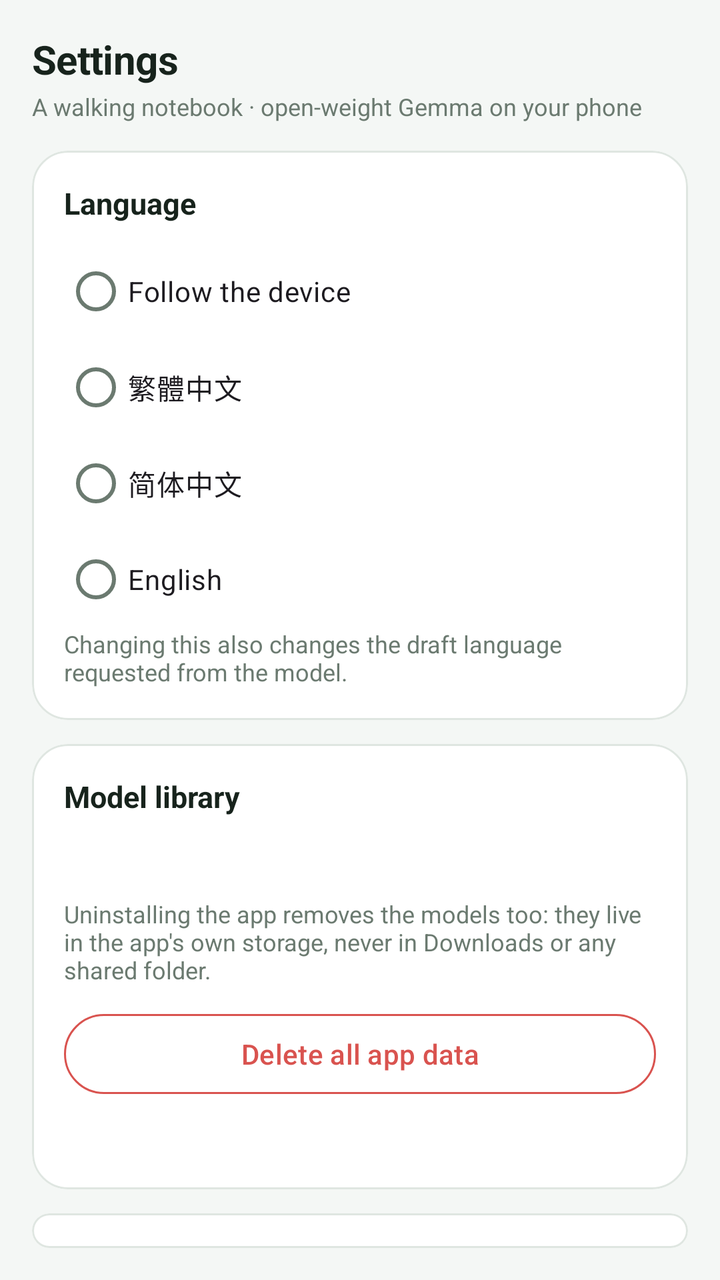
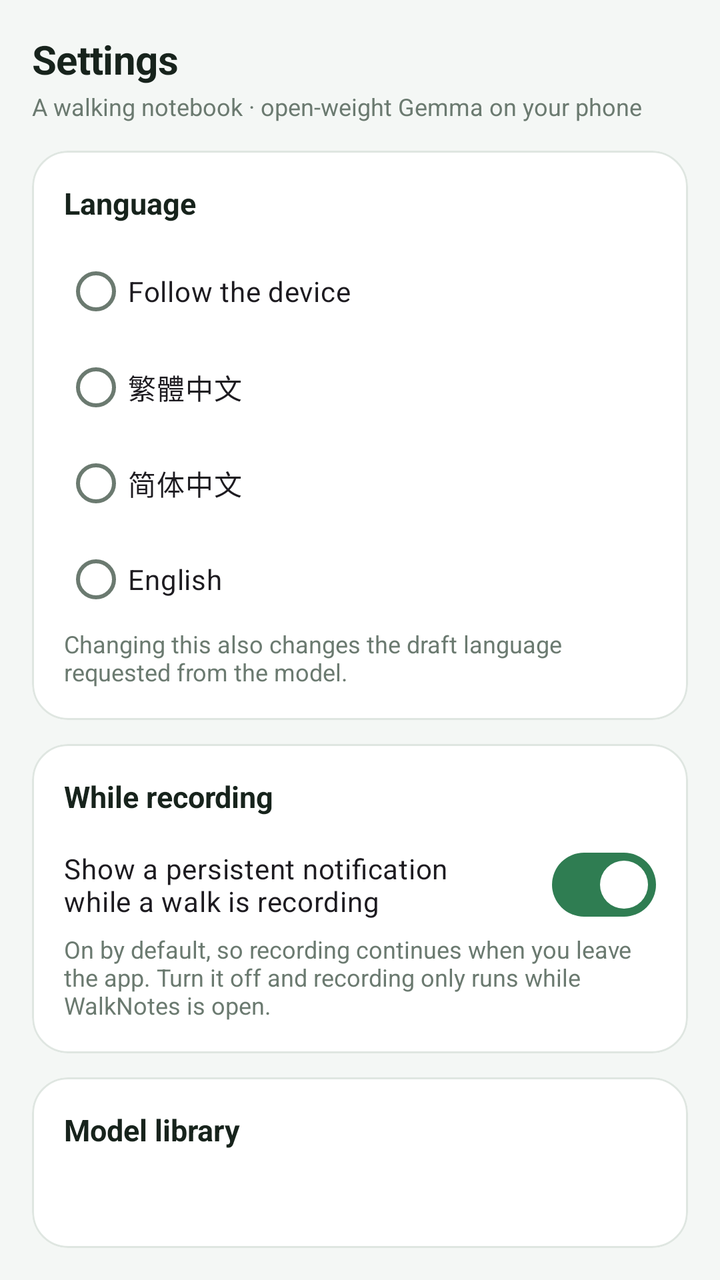

An Android layout rendered at two revisions. The XML below is the earlier revision; the diff shows what the commit changed to produce the second picture.
<!-- AndroidManifest.xml: application theme Theme.CivicWalk -->
<!-- res/layout/tab_settings.xml -->
<?xml version="1.0" encoding="utf-8"?>
<LinearLayout xmlns:android="http://schemas.android.com/apk/res/android"
    xmlns:app="http://schemas.android.com/apk/res-auto"
    android:layout_width="match_parent"
    android:layout_height="wrap_content"
    android:orientation="vertical"
    android:padding="16dp">

    <TextView
        style="@style/PageTitle"
        android:layout_width="wrap_content"
        android:layout_height="wrap_content"
        android:text="@string/tab_settings" />

    <TextView
        style="@style/Hint"
        android:layout_width="match_parent"
        android:layout_height="wrap_content"
        android:layout_marginTop="2dp"
        android:layout_marginBottom="14dp"
        android:text="@string/header_sub" />

    
    <com.google.android.material.card.MaterialCardView
        style="@style/Card"
        android:layout_width="match_parent"
        android:layout_height="wrap_content">

        <LinearLayout
            android:layout_width="match_parent"
            android:layout_height="wrap_content"
            android:orientation="vertical">

            <TextView
                style="@style/SectionTitle"
                android:layout_width="wrap_content"
                android:layout_height="wrap_content"
                android:text="@string/c_lang" />

            <RadioGroup
                android:id="@+id/radioLang"
                android:layout_width="match_parent"
                android:layout_height="wrap_content"
                android:orientation="vertical">

                <com.google.android.material.radiobutton.MaterialRadioButton
                    android:id="@+id/rbSystem"
                    android:layout_width="match_parent"
                    android:layout_height="wrap_content"
                    android:text="@string/lang_system" />

                <com.google.android.material.radiobutton.MaterialRadioButton
                    android:id="@+id/rbHant"
                    android:layout_width="match_parent"
                    android:layout_height="wrap_content"
                    android:text="@string/lang_tc" />

                <com.google.android.material.radiobutton.MaterialRadioButton
                    android:id="@+id/rbHans"
                    android:layout_width="match_parent"
                    android:layout_height="wrap_content"
                    android:text="@string/lang_sc" />

                <com.google.android.material.radiobutton.MaterialRadioButton
                    android:id="@+id/rbEn"
                    android:layout_width="match_parent"
                    android:layout_height="wrap_content"
                    android:text="@string/lang_en" />
            </RadioGroup>

            <TextView
                style="@style/Hint"
                android:layout_width="match_parent"
                android:layout_height="wrap_content"
                android:text="@string/lang_note" />
        </LinearLayout>
    </com.google.android.material.card.MaterialCardView>

    
    <com.google.android.material.card.MaterialCardView
        style="@style/Card"
        android:layout_width="match_parent"
        android:layout_height="wrap_content"
        android:layout_marginTop="12dp">

        <LinearLayout
            android:layout_width="match_parent"
            android:layout_height="wrap_content"
            android:orientation="vertical">

            <TextView
                style="@style/SectionTitle"
                android:layout_width="wrap_content"
                android:layout_height="wrap_content"
                android:text="@string/c_model_library" />

            
            <LinearLayout
                android:id="@+id/modelList"
                android:layout_width="match_parent"
                android:layout_height="wrap_content"
                android:orientation="vertical" />

            <TextView
                android:id="@+id/tvStorage"
                style="@style/Hint"
                android:layout_width="match_parent"
                android:layout_height="wrap_content"
                android:layout_marginTop="10dp" />

            <TextView
                style="@style/Hint"
                android:layout_width="match_parent"
                android:layout_height="wrap_content"
                android:layout_marginTop="4dp"
                android:text="@string/uninstall_note" />

            <com.google.android.material.button.MaterialButton
                android:id="@+id/btnWipe"
                style="@style/Widget.Material3.Button.OutlinedButton"
                android:layout_width="match_parent"
                android:layout_height="wrap_content"
                android:layout_marginTop="10dp"
                android:text="@string/btn_wipe"
                android:textColor="@color/issue"
                app:strokeColor="@color/issue" />

            <TextView
                android:id="@+id/tvEngine"
                style="@style/Body"
                android:layout_width="match_parent"
                android:layout_height="wrap_content"
                android:layout_marginTop="10dp" />
        </LinearLayout>
    </com.google.android.material.card.MaterialCardView>

    
    <com.google.android.material.card.MaterialCardView
        style="@style/Card"
        android:layout_width="match_parent"
        android:layout_height="wrap_content"
        android:layout_marginTop="12dp">

        <LinearLayout
            android:layout_width="match_parent"
            android:layout_height="wrap_content"
            android:orientation="vertical">

            <TextView
                style="@style/SectionTitle"
                android:layout_width="wrap_content"
                android:layout_height="wrap_content"
                android:text="@string/c_backend" />

            <RadioGroup
                android:id="@+id/radioBackend"
                android:layout_width="match_parent"
                android:layout_height="wrap_content"
                android:orientation="vertical">

                <com.google.android.material.radiobutton.MaterialRadioButton
                    android:id="@+id/rbCpu"
                    android:layout_width="match_parent"
                    android:layout_height="wrap_content"
                    android:text="@string/rb_cpu" />

                <com.google.android.material.radiobutton.MaterialRadioButton
                    android:id="@+id/rbAuto"
                    android:layout_width="match_parent"
                    android:layout_height="wrap_content"
                    android:text="@string/rb_auto" />

                <com.google.android.material.radiobutton.MaterialRadioButton
                    android:id="@+id/rbGpuOnly"
                    android:layout_width="match_parent"
                    android:layout_height="wrap_content"
                    android:text="@string/rb_gpu" />
            </RadioGroup>

            <TextView
                style="@style/Hint"
                android:layout_width="match_parent"
                android:layout_height="wrap_content"
                android:text="@string/backend_note" />

            <com.google.android.material.progressindicator.LinearProgressIndicator
                android:id="@+id/loadProgress"
                android:layout_width="match_parent"
                android:layout_height="wrap_content"
                android:layout_marginTop="10dp"
                android:indeterminate="true"
                android:visibility="gone"
                app:indicatorColor="@color/amber"
                app:trackColor="@color/line" />

            <TextView
                android:id="@+id/tvLoadInfo"
                style="@style/Hint"
                android:layout_width="match_parent"
                android:layout_height="wrap_content"
                android:visibility="gone" />

            <com.google.android.material.button.MaterialButton
                android:id="@+id/btnLoadCancel"
                style="@style/Widget.Material3.Button.OutlinedButton"
                android:layout_width="match_parent"
                android:layout_height="wrap_content"
                android:layout_marginTop="6dp"
                android:text="@string/btn_cancel_load"
                android:visibility="gone" />
        </LinearLayout>
    </com.google.android.material.card.MaterialCardView>

    
    <com.google.android.material.card.MaterialCardView
        style="@style/Card"
        android:layout_width="match_parent"
        android:layout_height="wrap_content"
        android:layout_marginTop="12dp"
        android:layout_marginBottom="12dp">

        <LinearLayout
            android:layout_width="match_parent"
            android:layout_height="wrap_content"
            android:orientation="vertical">

            <TextView
                style="@style/SectionTitle"
                android:layout_width="wrap_content"
                android:layout_height="wrap_content"
                android:text="@string/c_privacy" />

            <TextView
                style="@style/Hint"
                android:layout_width="match_parent"
                android:layout_height="wrap_content"
                android:text="@string/privacy_body" />

            <TextView
                android:id="@+id/tvVersion"
                style="@style/Hint"
                android:layout_width="match_parent"
                android:layout_height="wrap_content"
                android:layout_marginTop="8dp" />

            <TextView
                style="@style/SectionTitle"
                android:layout_width="wrap_content"
                android:layout_height="wrap_content"
                android:layout_marginTop="12dp"
                android:text="@string/c_last_error" />

            <TextView
                android:id="@+id/tvCrash"
                style="@style/Hint"
                android:layout_width="match_parent"
                android:layout_height="wrap_content"
                android:text="@string/no_error"
                android:textIsSelectable="true" />
        </LinearLayout>
    </com.google.android.material.card.MaterialCardView>
</LinearLayout>
<!-- resources referenced by this layout -->
<resources>
  <color name="amber">#C9A227</color>
  <color name="issue">#D9534F</color>
  <color name="line">#DFE6E1</color>
  <string name="backend_note">Most phones do not expose OpenCL to apps, so the GPU backend fails with “Can not find OpenCL library on this device”. CPU always works and is the default.</string>
  <string name="btn_cancel_load">Cancel load</string>
  <string name="btn_wipe">Delete all app data</string>
  <string name="c_backend">Compute backend</string>
  <string name="c_lang">Language</string>
  <string name="c_last_error">Last error (select and copy)</string>
  <string name="c_model_library">Model library</string>
  <string name="c_privacy">Privacy</string>
  <string name="header_sub">A walking notebook · open-weight Gemma on your phone</string>
  <string name="lang_en">English</string>
  <string name="lang_note">Changing this also changes the draft language requested from the model.</string>
  <string name="lang_sc">简体中文</string>
  <string name="lang_system">Follow the device</string>
  <string name="lang_tc">繁體中文</string>
  <string name="no_error">No error recorded.</string>
  <string name="privacy_body">The photo, the coordinates, the draft and your walked grid stay in this app\'s own folder. The only network use is the one-time model download.</string>
  <string name="rb_auto">Auto — try GPU, fall back to CPU</string>
  <string name="rb_cpu">CPU only (recommended)</string>
  <string name="rb_gpu">GPU only</string>
  <string name="tab_settings">Settings</string>
  <string name="uninstall_note">Uninstalling the app removes the models too: they live in the app\'s own storage, never in Downloads or any shared folder.</string>
  <style name="Body">
          <item name="android:textSize">13sp</item>
          <item name="android:textColor">@color/ink</item>
          <item name="android:lineSpacingMultiplier">1.15</item>
      </style>
  <style name="Card">
          <item name="cardCornerRadius">18dp</item>
          <item name="cardElevation">0dp</item>
          <item name="strokeColor">@color/line</item>
          <item name="strokeWidth">1dp</item>
          <item name="cardBackgroundColor">@color/card</item>
          <item name="contentPadding">16dp</item>
      </style>
  <style name="Hint">
          <item name="android:textSize">12sp</item>
          <item name="android:textColor">@color/muted</item>
      </style>
  <style name="PageTitle">
          <item name="android:textSize">20sp</item>
          <item name="android:textStyle">bold</item>
          <item name="android:textColor">@color/ink</item>
          <item name="android:letterSpacing">-0.01</item>
      </style>
  <style name="SectionTitle">
          <item name="android:textSize">15sp</item>
          <item name="android:textStyle">bold</item>
          <item name="android:textColor">@color/ink</item>
          <item name="android:layout_marginBottom">10dp</item>
      </style>
  <color name="ink">#17231C</color>
  <color name="card">#FFFFFF</color>
  <color name="muted">#6B7A70</color>
  <color name="accent">#2F7D52</color>
  <color name="white">#FFFFFF</color>
  <color name="accent_soft">#DCEFE3</color>
  <color name="amber_soft">#F7EFD6</color>
  <color name="bg">#F4F7F5</color>
  <!-- unchanged entries left out for length: 1 -->
</resources>

<!-- the commit's change to res/layout/tab_settings.xml (unified diff, before → after) -->
@@ -76,6 +76,39 @@
         </LinearLayout>
     </com.google.android.material.card.MaterialCardView>
 
+    <com.google.android.material.card.MaterialCardView
+        style="@style/Card"
+        android:layout_width="match_parent"
+        android:layout_height="wrap_content"
+        android:layout_marginTop="12dp">
+
+        <LinearLayout
+            android:layout_width="match_parent"
+            android:layout_height="wrap_content"
+            android:orientation="vertical">
+
+            <TextView
+                style="@style/SectionTitle"
+                android:layout_width="wrap_content"
+                android:layout_height="wrap_content"
+                android:text="@string/c_walk_notif" />
+
+            <com.google.android.material.materialswitch.MaterialSwitch
+                android:id="@+id/switchWalkNotif"
+                android:layout_width="match_parent"
+                android:layout_height="wrap_content"
+                android:checked="true"
+                android:minHeight="48dp"
+                android:text="@string/walk_notif" />
+
+            <TextView
+                style="@style/Hint"
+                android:layout_width="match_parent"
+                android:layout_height="wrap_content"
+                android:text="@string/walk_notif_note" />
+        </LinearLayout>
+    </com.google.android.material.card.MaterialCardView>
+
     
     <com.google.android.material.card.MaterialCardView
         style="@style/Card"
<!-- resource entries referenced after the edit -->
@@ -11,6 +11,7 @@
   <string name="c_last_error">Last error (select and copy)</string>
   <string name="c_model_library">Model library</string>
   <string name="c_privacy">Privacy</string>
+  <string name="c_walk_notif">While recording</string>
   <string name="header_sub">A walking notebook · open-weight Gemma on your phone</string>
   <string name="lang_en">English</string>
   <string name="lang_note">Changing this also changes the draft language requested from the model.</string>
@@ -24,6 +25,8 @@
   <string name="rb_gpu">GPU only</string>
   <string name="tab_settings">Settings</string>
   <string name="uninstall_note">Uninstalling the app removes the models too: they live in the app\'s own storage, never in Downloads or any shared folder.</string>
+  <string name="walk_notif">Show a persistent notification while a walk is recording</string>
+  <string name="walk_notif_note">On by default, so recording continues when you leave the app. Turn it off and recording only runs while WalkNotes is open.</string>
   <style name="Body">
           <item name="android:textSize">13sp</item>
           <item name="android:textColor">@color/ink</item>
